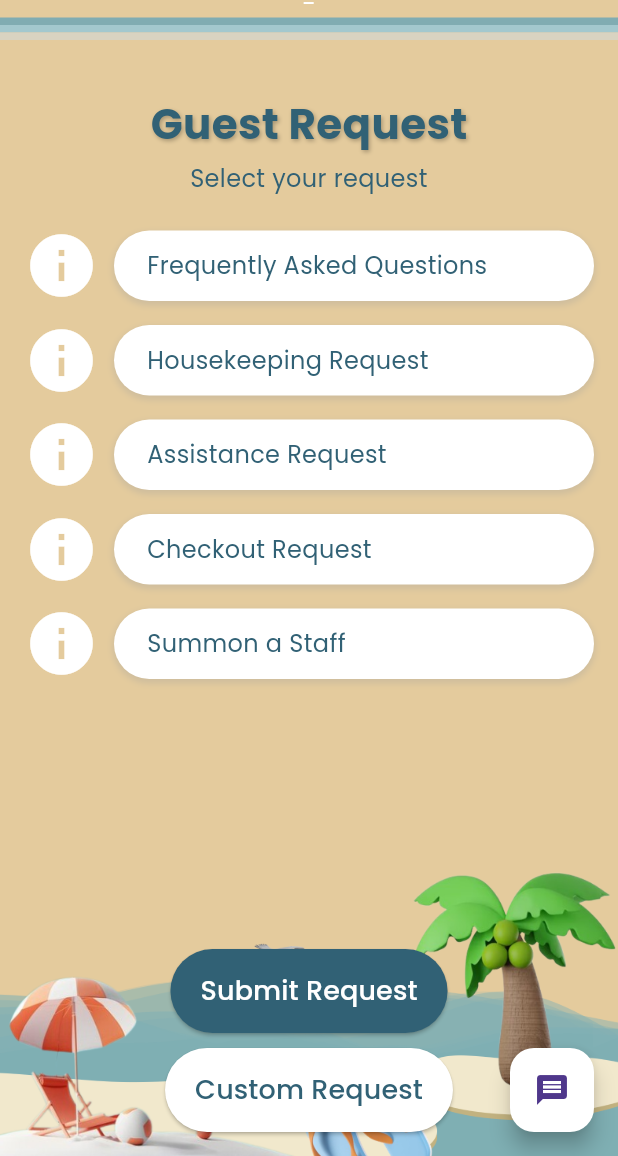
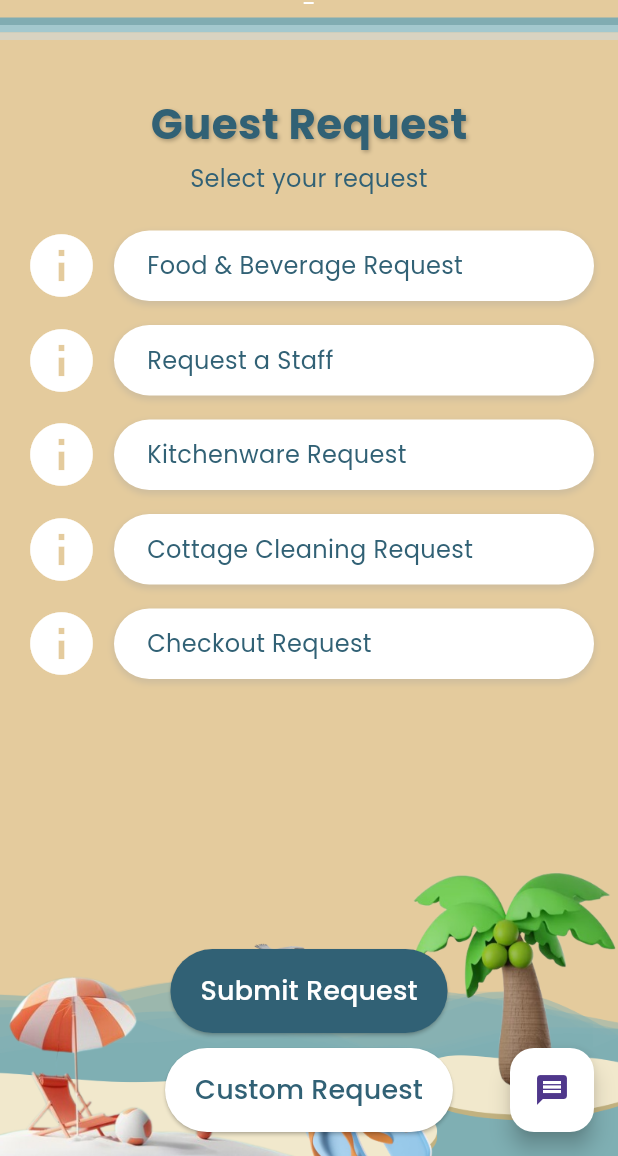
Before and after one commit to Famanias/soft-eng, a Flutter app: the GuestRequestScreen screen opened by its route, on a phone screen of 412 x 824 dp, the part 80-1236 px from its top. Run offline on Flutter 3.47's test engine with Material 3 defaults, Android fonts, the phone set to English and light mode, and no system bars; our stand-ins replace awesome_notifications, cloud_firestore, firebase_auth, firebase_core, firebase_messaging, flutter_dotenv and 3 more; missing offline and left inert: qr_code_scanner; accounts and stored records are empty.

Commit message:
updated the request list

```diff
--- a/flutter_application_1/lib/screens/admin_panel/admin_notification.dart
+++ b/flutter_application_1/lib/screens/admin_panel/admin_notification.dart
@@ -104,7 +104,7 @@ class AdminNotificationScreenState extends State<AdminNotificationScreen> {
                         onPressed: () {
                           Navigator.of(context).pop(true); // Confirm deletion
                         },
-                        child: const Text('Delete',
+                        child: const Text('Clear',
                         style: TextStyle(color: Colors.red)),
                       ),
                     ],
--- a/flutter_application_1/lib/screens/admin_panel/admin_panel_screen.dart
+++ b/flutter_application_1/lib/screens/admin_panel/admin_panel_screen.dart
@@ -410,7 +410,7 @@ class AdminPanelState extends State<AdminPanel> {
                             ],
                           ),
                         ),
-                        const SizedBox(width: 25),
+                        // const SizedBox(width: 25),
                         // Container for Total Users
                         Container(
                           width: 200,
@@ -443,7 +443,7 @@ class AdminPanelState extends State<AdminPanel> {
                       "Request Count by Table",
                       style: TextStyle(fontSize: 18, fontWeight: FontWeight.bold),
                     ),
-                    const SizedBox(height: 10),
+                    const SizedBox(height: 5),
                     SizedBox(
                       height: 300,
                       child: SfCartesianChart(
@@ -458,12 +458,12 @@ class AdminPanelState extends State<AdminPanel> {
                         ],
                       ),
                     ),
-                    const SizedBox(height: 20),
+                    const SizedBox(height: 10),
                     const Text(
                       "User Count by Table",
                       style: TextStyle(fontSize: 18, fontWeight: FontWeight.bold),
                     ),
-                    const SizedBox(height: 10),
+                    const SizedBox(height: 5),
                     SizedBox(
                       height: 300,
                       child: SfCartesianChart(
--- a/flutter_application_1/lib/screens/guest_request/guest_request_screen.dart
+++ b/flutter_application_1/lib/screens/guest_request/guest_request_screen.dart
@@ -153,27 +153,22 @@ class GuestRequestScreenState extends State<GuestRequestScreen>
     }
   }
 
-  // Placeholder list of request types (replace "Lorem Ipsum Request" with actual request types)
+  // Rearranged list of request types for better UX/UI flow
   List<String> requestTypes = [
-    "Frequently Asked Questions",
-    "Housekeeping Request",
-    "Assistance Request",
-    "Checkout Request",
-    "Summon a Staff",
+    "Food & Beverage Request",  // Immediate need: Food & drinks
+    "Request a Staff",  // Immediate need: Staff for assistance
+    "Kitchenware Request",  // Special request: Kitchen items
+    "Cottage Cleaning Request",  // Service request: Cleaning
+    "Checkout Request",  // End of stay: Checkout
   ];
 
+  // Updated request information map
   final Map<String, String> requestInformation = {
-    'Frequently Asked Questions':
-        'Request for information on common questions and answers',
-    'Housekeeping Request':
-        'Request for cottage cleaning or other housekeeping services',
-    'Assistance Request':
-        'Ask for help or support from the staff for various needs.',
-    "Checkout Request":
-        "Notify the staff that you will be checking out and require assistance with the process.",
-    "Summon a Staff":
-        "Request a staff member to come to your location for immediate assistance.",
-    // Add more request types and their information here
+    'Food & Beverage Request': 'Request food and drinks to be delivered to your location.',
+    'Request a Staff': 'Request a staff member to come to your location for immediate assistance.',
+    'Kitchenware Request': 'Request additional kitchenware items, such as plates, glasses, utensils, or cooking equipment for your cottage or room.',
+    'Cottage Cleaning Request': 'Request for a staff to clean your cottage.',
+    'Checkout Request': "Notify the staff that you will be checking out and require assistance with the process.",
   };
 
   // Function to get information based on request type
```
